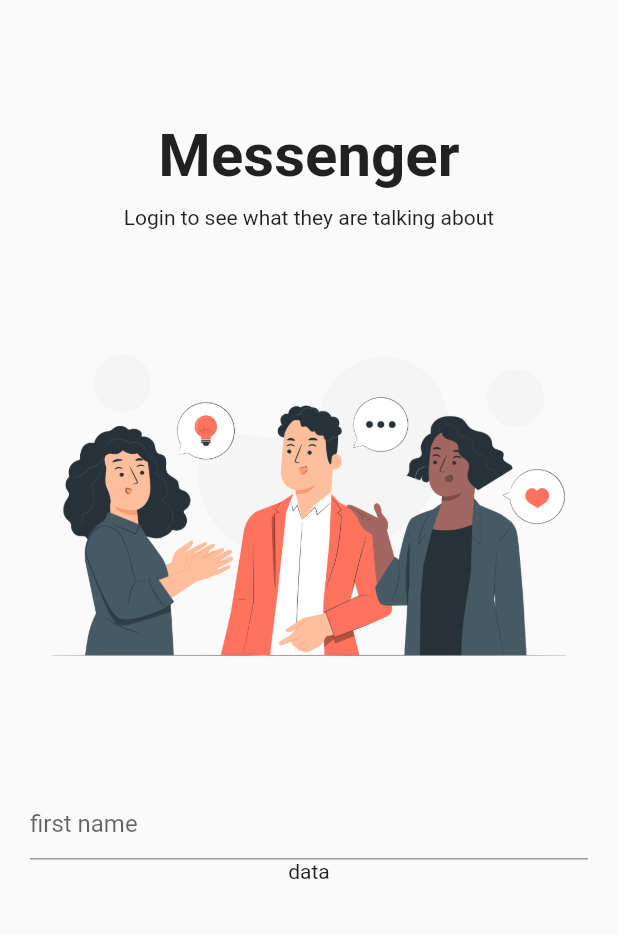
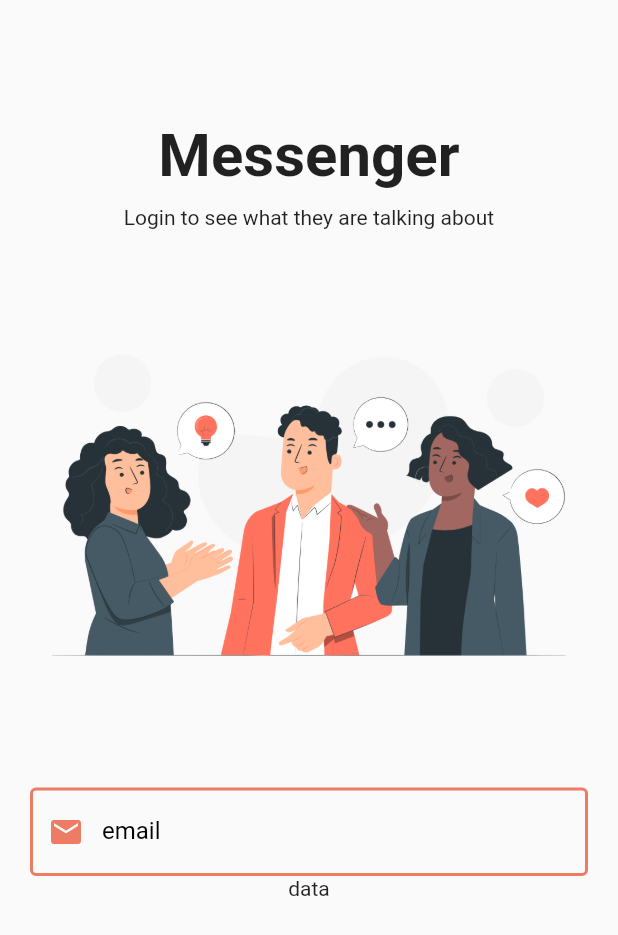
Before and after one commit to ilutsav/ChatApp, a Flutter app: the screen it shows after launch, on a phone screen of 412 x 824 dp. Shown: the top 935 px of the screen. Run offline on Flutter 3.47's test engine with Material 2 defaults, Android fonts, the phone set to English and light mode, and no system bars; our stand-ins replace firebase_core, shared_preferences; accounts and stored records are empty.

Commit message:
updated code and added ui

```diff
--- a/lib/auth/login_page.dart
+++ b/lib/auth/login_page.dart
@@ -1,3 +1,4 @@
+import 'package:chatapp_firebase/widgets/widgets.dart';
 import 'package:flutter/material.dart';
 
 class LoginPage extends StatefulWidget {
@@ -20,7 +21,7 @@ class _LoginPageState extends State<LoginPage> {
             child: Column(
               mainAxisAlignment: MainAxisAlignment.start,
               crossAxisAlignment: CrossAxisAlignment.center,
-              children: [
+              children: <Widget>[
                 Text(
                   "Messenger",
                   style: TextStyle(fontSize: 40, fontWeight: FontWeight.bold),
@@ -31,7 +32,13 @@ class _LoginPageState extends State<LoginPage> {
                 Text('Login to see what they are talking about'),
                 Image.asset("assets/login.png"),
                 TextField(
-                  decoration: InputDecoration(hintText: "first name"),
+                  decoration: textInputDecoration.copyWith(
+                    labelText: 'email',
+                    prefixIcon: Icon(
+                      Icons.email,
+                      color: Theme.of(context).primaryColor,
+                    ),
+                  ),
                 ),
                 Text("data")
               ],
--- a/lib/helper/helper_function.dart
+++ b/lib/helper/helper_function.dart
@@ -6,7 +6,7 @@ class HelperFunctions {
   static String userNameKey = "USERNAMEKEY";
   static String userEmailKey = "USEREMAILKEY";
 
-// saving the data to SF
+// saving the data to Shared preferences SF
 
 // getting the data from SF
 
--- a/lib/main.dart
+++ b/lib/main.dart
@@ -49,6 +49,9 @@ class _MyAppState extends State<MyApp> {
 
   Widget build(BuildContext context) {
     return MaterialApp(
+      theme: ThemeData(
+        primaryColor: Constants().primaryColor,
+      ),
       debugShowCheckedModeBanner: false,
       home: _isSignedIn ? const HomePage() : const LoginPage(),
     );
--- a/lib/shared/constants.dart
+++ b/lib/shared/constants.dart
@@ -1,6 +1,9 @@
+import 'package:flutter/material.dart';
+
 class Constants {
   static String appId = "1:150474737963:web:56bb9f6ec8ea6114241d6e";
   static String apiKey = "AIzaSyBNVB0v9SdKMz-I8SMOixyyyw4CtgasRjY";
   static String messegingSenderId = "150474737963";
   static String projectId = "chatappflutter-68b39";
+  final primaryColor = const Color(0xFFee7b64);
 }
--- /dev/null
+++ b/lib/widgets/widgets.dart
@@ -0,0 +1,16 @@
+import 'package:flutter/material.dart';
+
+const textInputDecoration = InputDecoration(
+  labelStyle: TextStyle(
+    color: Colors.black,
+  ),
+  focusedBorder: OutlineInputBorder(
+    borderSide: BorderSide(color: Color(0xFFee7b64), width: 2),
+  ),
+  enabledBorder: OutlineInputBorder(
+    borderSide: BorderSide(color: Color(0xFFee7b64), width: 2),
+  ),
+  errorBorder: OutlineInputBorder(
+    borderSide: BorderSide(color: Color(0xFFee7b64), width: 2),
+  ),
+);
```
